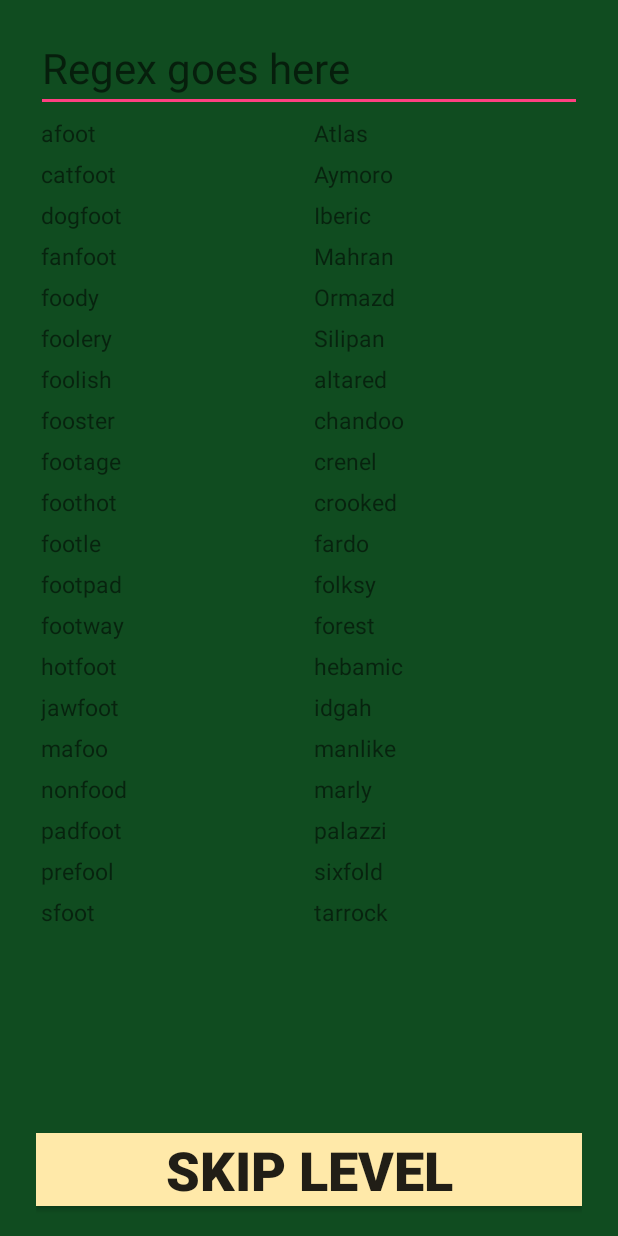
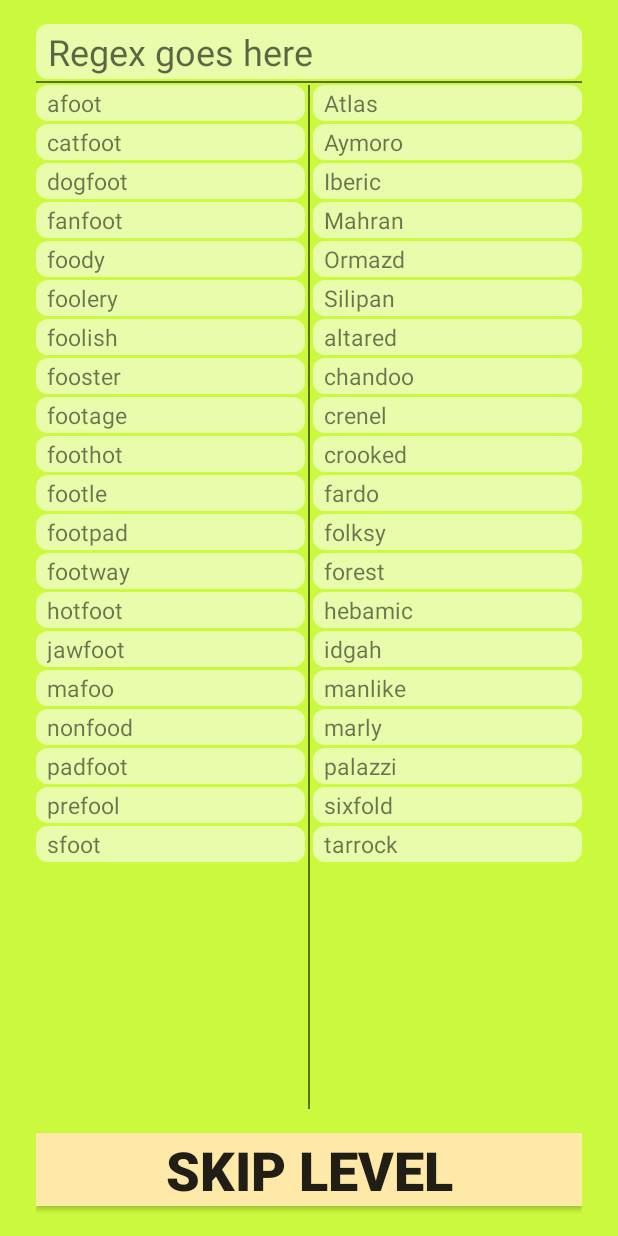
Before and after one commit to RotyGames/RegexGolf, an Android app: the PlayingFieldActivity screen opened directly, with no data from a screen before it, on a phone screen of 412 x 824 dp. Run offline under Robolectric (Android 15) with nearby library versions, the phone set to English and light mode, and no system bars.

Commit message:
Update layouts to make playing field more prettier

```diff
--- a/app/src/main/res/layout/activity_playing_field.xml
+++ b/app/src/main/res/layout/activity_playing_field.xml
@@ -1,51 +1,84 @@
 <?xml version="1.0" encoding="utf-8"?>
-<LinearLayout xmlns:android="http://schemas.android.com/apk/res/android"
+<android.support.v7.widget.LinearLayoutCompat xmlns:android="http://schemas.android.com/apk/res/android"
+    xmlns:app="http://schemas.android.com/apk/res-auto"
     xmlns:tools="http://schemas.android.com/tools"
+    android:layout_width="match_parent"
+    android:layout_height="match_parent"
+    android:background="@color/green_2"
     android:orientation="vertical"
-    android:paddingTop="16dp"
     android:paddingLeft="24dp"
     android:paddingRight="24dp"
-    android:background="@color/ForestGreen"
-    android:layout_width="match_parent"
-    android:layout_height="match_parent">
-    <EditText
-        android:id="@+id/regexContainer"
+    android:paddingTop="16dp">
+
+    <android.support.v7.widget.LinearLayoutCompat
         android:layout_width="match_parent"
         android:layout_height="wrap_content"
-        android:hint="@string/regex_goes_here"
-        android:textSize="28sp"
-        android:textColor="@color/MeatBrown"
-        android:inputType="textNoSuggestions"/>
-    <LinearLayout
+        android:background="@drawable/rounded_rect"
+        android:orientation="vertical"
+        android:paddingTop="2dp"
+        android:paddingBottom="2dp"
+        android:paddingStart="8dp"
+        android:paddingEnd="8dp">
+
+        <!-- TODO If you remove background tag, unnecessary space will appear around EditText -->
+        <EditText
+            android:id="@+id/regexContainer"
+            android:layout_width="match_parent"
+            android:layout_height="wrap_content"
+            android:layout_margin="0dp"
+            android:background="@android:color/transparent"
+            android:hint="@string/regex_goes_here"
+            android:inputType="textNoSuggestions"
+            android:textColor="@color/green_color_accent"
+            android:textSize="24sp" />
+    </android.support.v7.widget.LinearLayoutCompat>
+
+    <View
+        android:layout_width="match_parent"
+        android:layout_height="1dp"
+        android:layout_marginBottom="1dp"
+        android:layout_marginTop="1dp"
+        android:background="@color/green_6" />
+
+    <android.support.v7.widget.LinearLayoutCompat
         android:layout_width="wrap_content"
         android:layout_height="0dp"
+        android:layout_weight="1"
+        android:baselineAligned="false"
         android:orientation="horizontal"
-        android:layout_weight="1"
-        android:paddingBottom="16dp"
-        android:baselineAligned="false">
+        android:paddingBottom="16dp">
+
         <ListView
             android:id="@+id/leftColumn"
             android:layout_width="match_parent"
             android:layout_height="wrap_content"
             android:layout_weight="1"
             android:divider="@android:color/transparent"
-            android:focusable="false"
-            />
+            android:dividerHeight="2dp"
+            android:focusable="false" />
+
+        <View
+            android:layout_width="1dp"
+            android:layout_height="match_parent"
+            android:layout_marginEnd="2dp"
+            android:layout_marginStart="2dp"
+            android:background="@color/green_6" />
+
         <ListView
             android:id="@+id/rightColumn"
             android:layout_width="match_parent"
             android:layout_height="wrap_content"
             android:layout_weight="1"
             android:divider="@android:color/transparent"
-            android:focusable="false"
-            />
-    </LinearLayout>
+            android:dividerHeight="2dp"
+            android:focusable="false" />
+    </android.support.v7.widget.LinearLayoutCompat>
+
     <rotygames.regexgolf.inputs.NextOrSkipButton
         android:id="@+id/buttonNextLevel"
+        style="@style/MenuButton"
         android:layout_width="match_parent"
         android:layout_height="wrap_content"
-        android:text="SKIP LEVEL"
-        style="@style/MenuButton"
-        />
+        android:text="SKIP LEVEL" />
 
-</LinearLayout>
+</android.support.v7.widget.LinearLayoutCompat>
--- a/app/src/main/res/layout/custom_list_item.xml
+++ b/app/src/main/res/layout/custom_list_item.xml
@@ -2,13 +2,15 @@
 <LinearLayout xmlns:android="http://schemas.android.com/apk/res/android"
     android:layout_width="match_parent"
     android:layout_height="match_parent"
-    android:orientation="vertical">
-
-<rotygames.regexgolf.inputs.CheckerTextView xmlns:android="http://schemas.android.com/apk/res/android"
-    android:padding="3dp"
-    android:textSize="15dp"
-    android:layout_width="match_parent"
-    android:layout_height="wrap_content"
-    android:id="@+id/word"/>
-
+    android:orientation="vertical"
+    android:paddingStart="7dp"
+    android:paddingEnd="7dp"
+    android:paddingTop="1dp"
+    android:paddingBottom="1dp"
+    android:background="@drawable/rounded_rect">
+    <rotygames.regexgolf.inputs.CheckerTextView xmlns:android="http://schemas.android.com/apk/res/android"
+        android:textSize="15sp"
+        android:layout_width="match_parent"
+        android:layout_height="wrap_content"
+        android:id="@+id/word"/>
 </LinearLayout>
```
